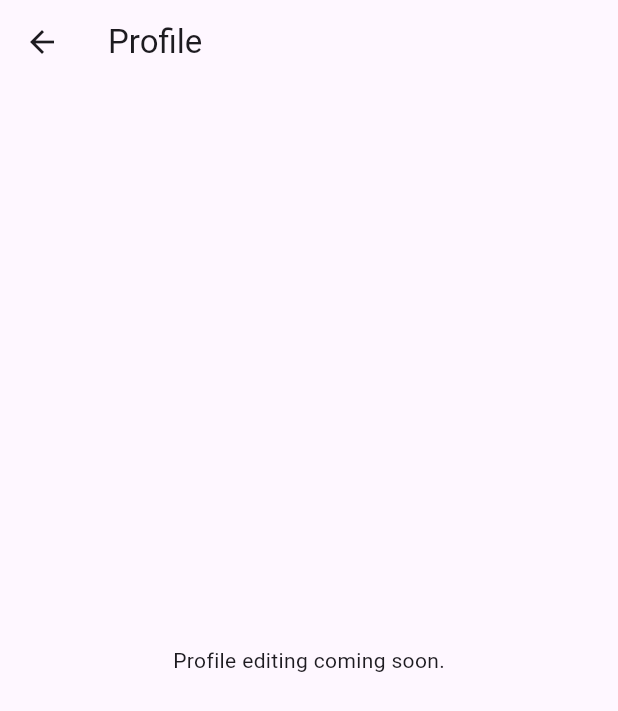
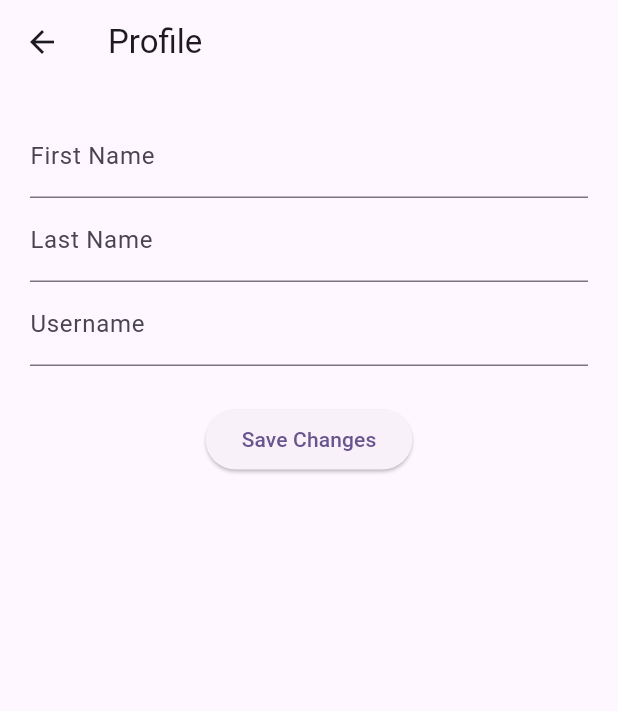
Before and after one commit to amarairobi/message_board, a Flutter app: the ProfileScreen screen opened directly, on a phone screen of 412 x 824 dp. Shown: the top 711 px of the screen. Run offline on Flutter 3.47's test engine with Material 3 defaults, Android fonts, the phone set to English and light mode, and no system bars; our stand-ins replace cloud_firestore, firebase_auth, firebase_core; accounts and stored records are empty.

Commit message:
fixed profile issue, added additional features

```diff
--- a/lib/screens/profile.dart
+++ b/lib/screens/profile.dart
@@ -1,12 +1,100 @@
 import 'package:flutter/material.dart';
+import 'package:cloud_firestore/cloud_firestore.dart';
+import 'package:firebase_auth/firebase_auth.dart';
 
-class ProfileScreen extends StatelessWidget {
+class ProfileScreen extends StatefulWidget {
+  @override
+  State<ProfileScreen> createState() => _ProfileScreenState();
+}
+
+class _ProfileScreenState extends State<ProfileScreen> {
+  final firstController = TextEditingController();
+  final lastController = TextEditingController();
+  final usernameController = TextEditingController();
+
+  bool loading = true;
+
+  @override
+  void initState() {
+    super.initState();
+    loadUserData();
+  }
+
+  Future<void> loadUserData() async {
+    try {
+      final uid = FirebaseAuth.instance.currentUser!.uid;
+      final doc = await FirebaseFirestore.instance.collection('users').doc(uid).get();
+
+      firstController.text = doc['firstName'];
+      lastController.text = doc['lastName'];
+      usernameController.text = doc['username'];
+    } catch (e) {
+      print("LOAD ERROR: $e");
+    }
+
+    setState(() => loading = false);
+  }
+
+  Future<void> saveChanges() async {
+    final uid = FirebaseAuth.instance.currentUser!.uid;
+
+    try {
+      await FirebaseFirestore.instance.collection('users').doc(uid).update({
+        'firstName': firstController.text.trim(),
+        'lastName': lastController.text.trim(),
+        'username': usernameController.text.trim(),
+      });
+
+      print("PROFILE UPDATED SUCCESSFULLY");
+
+      ScaffoldMessenger.of(context).showSnackBar(
+        SnackBar(content: Text("Profile updated!")),
+      );
+    } catch (e) {
+      print("SAVE ERROR: $e");
+      ScaffoldMessenger.of(context).showSnackBar(
+        SnackBar(content: Text("Failed to save profile: $e")),
+      );
+    }
+  }
+
   @override
   Widget build(BuildContext context) {
+    if (loading) {
+      return Scaffold(
+        appBar: AppBar(title: Text("Profile")),
+        body: Center(child: CircularProgressIndicator()),
+      );
+    }
+
     return Scaffold(
       appBar: AppBar(title: Text("Profile")),
-      body: Center(
-        child: Text("Profile editing coming soon."),
+      body: Padding(
+        padding: const EdgeInsets.all(20),
+        child: Column(
+          children: [
+            TextField(
+              controller: firstController,
+              decoration: InputDecoration(labelText: "First Name"),
+            ),
+            TextField(
+              controller: lastController,
+              decoration: InputDecoration(labelText: "Last Name"),
+            ),
+            TextField(
+              controller: usernameController,
+              decoration: InputDecoration(labelText: "Username"),
+            ),
+            const SizedBox(height: 25),
+            ElevatedButton(
+              onPressed: () {
+                print("Save button pressed");
+                saveChanges();
+              },
+              child: Text("Save Changes"),
+            ),
+          ],
+        ),
       ),
     );
   }
```
Also changed, not shown: lib/screens/chat.dart (+21 -5 lines), lib/screens/register.dart (+29 -8 lines).
